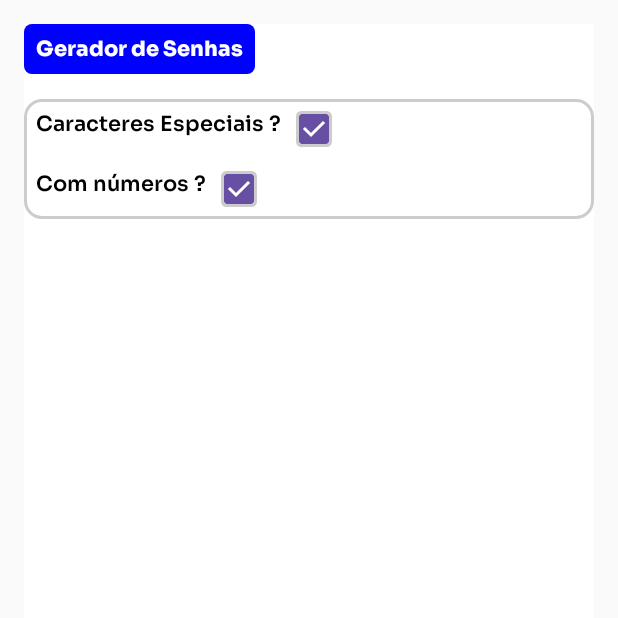
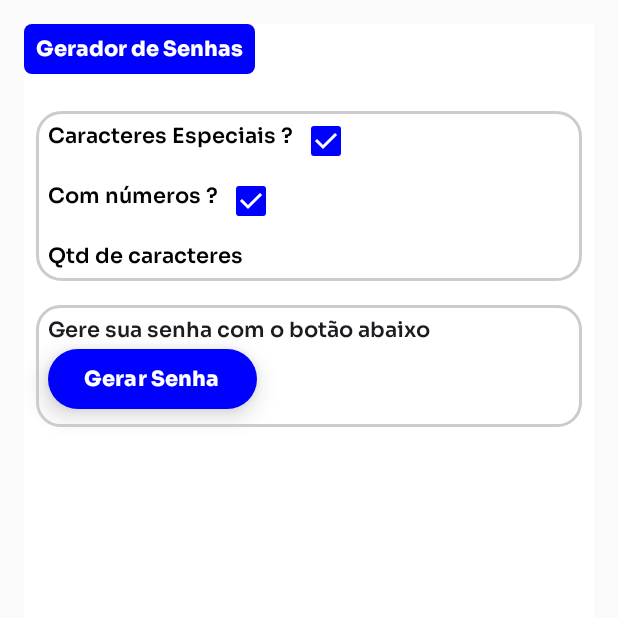
Before and after one commit to Nathan-Nicolau/GeradorSenhas, an Android app built with Jetpack Compose: the screen it shows after launch (MainActivity), on a phone screen of 412 x 824 dp, the top half of it. Run offline under Robolectric (Android 15) with nearby library versions, the light colour scheme and no system bars; Roboto replaces fonts that are not available here.

Commit message:
Modificações iniciais de layout

```diff
--- a/app/src/main/java/com/example/geradorsenhas/MainActivity.kt
+++ b/app/src/main/java/com/example/geradorsenhas/MainActivity.kt
@@ -5,28 +5,40 @@ import android.annotation.SuppressLint
 import android.os.Bundle
 import androidx.activity.ComponentActivity
 import androidx.activity.compose.setContent
+import androidx.compose.animation.core.FloatTweenSpec
 import androidx.compose.foundation.background
 import androidx.compose.foundation.border
 import androidx.compose.foundation.layout.Box
 import androidx.compose.foundation.layout.Column
 import androidx.compose.foundation.layout.Row
+import androidx.compose.foundation.layout.fillMaxHeight
 import androidx.compose.foundation.layout.fillMaxSize
 import androidx.compose.foundation.layout.fillMaxWidth
 import androidx.compose.foundation.layout.padding
 import androidx.compose.foundation.layout.wrapContentHeight
 import androidx.compose.foundation.shape.RoundedCornerShape
+import androidx.compose.material3.Button
+import androidx.compose.material3.ButtonColors
+import androidx.compose.material3.ButtonDefaults
 import androidx.compose.material3.Checkbox
 import androidx.compose.material3.CheckboxColors
 import androidx.compose.material3.CheckboxDefaults
+import androidx.compose.material3.ElevatedButton
 import androidx.compose.material3.ExperimentalMaterial3Api
+import androidx.compose.material3.Icon
 import androidx.compose.material3.MaterialTheme
 import androidx.compose.material3.Scaffold
+import androidx.compose.material3.Slider
 import androidx.compose.material3.Surface
 import androidx.compose.material3.Text
+import androidx.compose.material3.TextField
 import androidx.compose.runtime.Composable
 import androidx.compose.ui.Alignment
 import androidx.compose.ui.Modifier
 import androidx.compose.ui.graphics.Color
+import androidx.compose.ui.graphics.ImageShader
+import androidx.compose.ui.graphics.painter.BitmapPainter
+import androidx.compose.ui.graphics.painter.Painter
 import androidx.compose.ui.layout.ModifierInfo
 import androidx.compose.ui.text.font.FontWeight
 import androidx.compose.ui.tooling.preview.Preview
@@ -55,50 +67,91 @@ fun App(){
             .padding(16.dp)
     ) {
         Box(modifier = Modifier
-            .fillMaxWidth()
+            .fillMaxWidth(),
         ){
             Text(text = "Gerador de Senhas", fontFamily = fontSora, fontWeight = FontWeight.ExtraBold,
                 color = Color.White,
-                modifier = Modifier.background(Color.Blue, RoundedCornerShape(16))
+                modifier = Modifier
+                    .background(Color.Blue, RoundedCornerShape(16))
                     .padding(8.dp)
             )
-            Box(
-                modifier = Modifier
+            Box(modifier = Modifier
                 .fillMaxWidth()
                 .wrapContentHeight()
                 .padding(top = 50.dp)){
-                    Column(modifier = Modifier.fillMaxWidth()
+                    Column(modifier = Modifier
+                        .fillMaxWidth()
+                        .padding(8.dp)) {
+                        Column(
+                            Modifier
+                                .fillMaxWidth()
                                 .border(1.5.dp, Color.LightGray, RoundedCornerShape(15))
-                        .padding(8.dp)) {
+                                .padding(8.dp)){
                             Row (modifier = Modifier.fillMaxWidth()){
                                 Text(text = "Caracteres Especiais ?",
                                     modifier = Modifier.padding(end = 10.dp),
                                     fontFamily = fontSora, fontWeight = FontWeight.SemiBold,
                                     color = Color.Black)
-                            Checkbox(checked = true, onCheckedChange = validarEscolhaQtdCaracters(), modifier = Modifier
-                                .background(Color.White, RoundedCornerShape(15))
-                                .border(1.5.dp, Color.LightGray, RoundedCornerShape(15))
-                            )
+                                Checkbox(checked = true,
+                                    onCheckedChange = validarEscolhaQtdCaracters(),
+                                    modifier = Modifier
+                                        .background(Color.White, RoundedCornerShape(15)),
+                                    colors = CheckboxDefaults.colors(checkedColor = Color.Blue, uncheckedColor = Color.LightGray))
                             }
-                         Row(modifier = Modifier.fillMaxWidth().padding(top = 16.dp)){
+                            Row(modifier = Modifier
+                                .fillMaxWidth()
+                                .padding(top = 16.dp)){
                                 Text(text = "Com números ?",
                                     modifier = Modifier.padding(end = 10.dp),
                                     fontFamily = fontSora, fontWeight = FontWeight.SemiBold,
                                     color = Color.Black)
-                             Checkbox(checked = true, onCheckedChange = validarEscolhaQtdCaracters(), modifier = Modifier
-                                 .background(Color.White, RoundedCornerShape(15))
-                                 .border(1.5.dp, Color.LightGray, RoundedCornerShape(15))
-                             )
+                                Checkbox(checked = true,
+                                    onCheckedChange = validarEscolhaQtdCaracters(),
+                                    modifier = Modifier
+                                        .background(Color.White, RoundedCornerShape(15)),
+                                    colors = CheckboxDefaults.colors(checkedColor = Color.Blue, uncheckedColor = Color.LightGray, checkmarkColor = Color.White))
                             }
+                            Row(modifier = Modifier
+                                .fillMaxWidth()
+                                .padding(top = 16.dp)){
+                                Text(text = "Qtd de caracteres", fontFamily = fontSora, fontWeight = FontWeight.SemiBold, color = Color.Black)
+                            }
+                        }
+                        Column(
+                            Modifier
+                                .fillMaxWidth()
+                                .padding(top = 16.dp)
+                                .border(1.5.dp, Color.LightGray, RoundedCornerShape(20))){
+                            Box(modifier = Modifier
+                                .wrapContentHeight()
+                                .padding(8.dp)){
+                                Column(){
+                                    Text(text = "Gere sua senha com o botão abaixo",
+                                        fontFamily = fontSora, fontWeight = FontWeight.SemiBold)
 
+                                    ElevatedButton(onClick = { /*TODO*/ },
+                                        shape = ButtonDefaults.elevatedShape,
+                                        colors = ButtonDefaults.buttonColors(Color.Blue),
+                                        elevation = ButtonDefaults.buttonElevation(defaultElevation = 10.dp))
+                                    {
+                                        Text(text  = "Gerar Senha", fontFamily = fontSora, fontWeight = FontWeight.ExtraBold)
+                                    }
+                                }
+                            }
+                        }
                     }
                 }
             }
         }
 }
 
+
 fun validarEscolhaQtdCaracters(): ((Boolean) -> Unit)? {
     return null
+}
+
+fun validarQtdCaracteres(): (Float) -> Unit? {
+    return TODO("Provide the return value")
 }
 
 @Preview(showBackground = true)
--- a/app/src/main/java/com/example/geradorsenhas/ui/theme/Color.kt
+++ b/app/src/main/java/com/example/geradorsenhas/ui/theme/Color.kt
@@ -9,3 +9,4 @@ val Pink80 = Color(0xFFEFB8C8)
 val Purple40 = Color(0xFF6650a4)
 val PurpleGrey40 = Color(0xFF625b71)
 val Pink40 = Color(0xFF7D5260)
+val AzulPrincipal = Color(0xFF1800FF)
--- a/app/src/main/java/com/example/geradorsenhas/ui/theme/Theme.kt
+++ b/app/src/main/java/com/example/geradorsenhas/ui/theme/Theme.kt
@@ -13,6 +13,7 @@ import androidx.compose.runtime.SideEffect
 import androidx.compose.ui.graphics.toArgb
 import androidx.compose.ui.platform.LocalContext
 import androidx.compose.ui.platform.LocalView
+import androidx.compose.ui.res.colorResource
 import androidx.core.view.WindowCompat
 
 private val DarkColorScheme = darkColorScheme(
```
Lines whose indentation alone changed are shown as unchanged.
